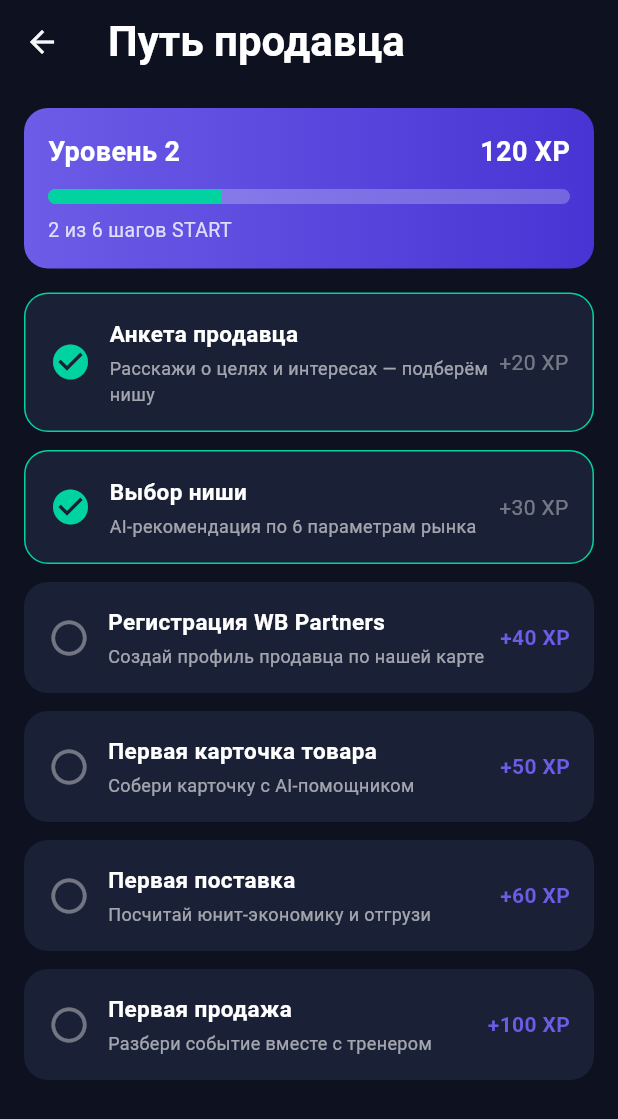
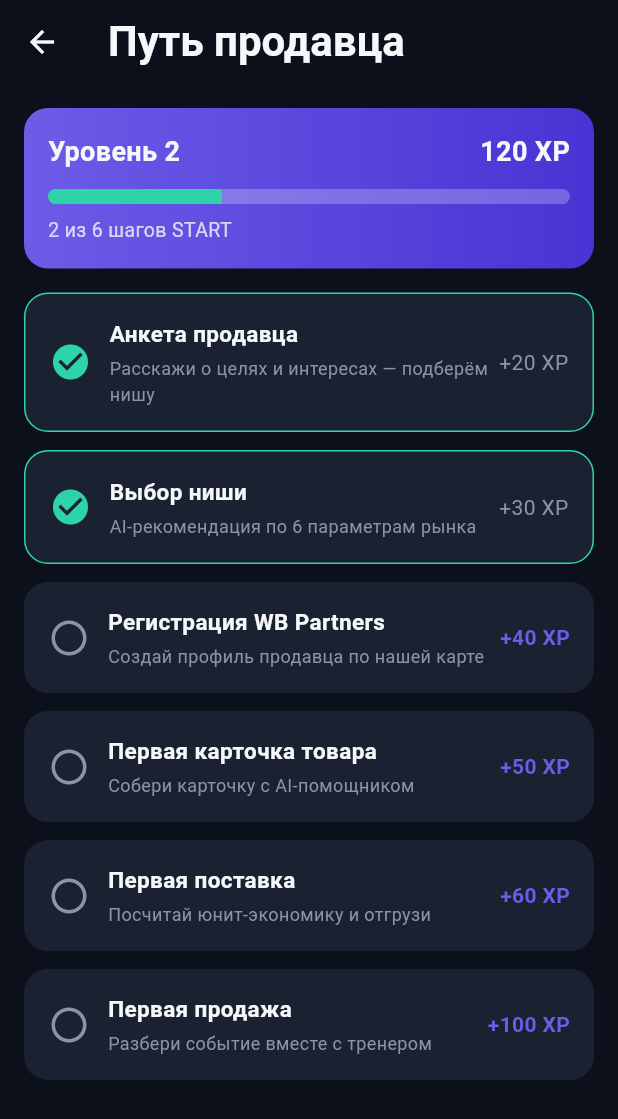
Before and after one commit to SergIS777/marketplace-intel, a Flutter app: the PathScreen screen opened directly, on a phone screen of 412 x 824 dp. Shown: the top 1119 px of the screen. Run offline on Flutter 3.47's test engine with Material 3 defaults, Android fonts, the phone set to English and light mode, and no system bars; missing offline and left inert: dart:html.

Commit message:
refactor: migrate remaining screens to design tokens (AppColors/AppText)

```diff
--- a/app/mobile/lib/screens/path_screen.dart
+++ b/app/mobile/lib/screens/path_screen.dart
@@ -1,4 +1,5 @@
 import 'package:flutter/material.dart';
+import '../theme/app_theme.dart';
 
 class Quest {
   final String title;
@@ -38,10 +39,8 @@ class _PathScreenState extends State<PathScreen> {
   @override
   Widget build(BuildContext context) {
     return Scaffold(
-      backgroundColor: const Color(0xFF0E1220),
       appBar: AppBar(
-        backgroundColor: const Color(0xFF0E1220),
-        title: const Text('Путь продавца', style: TextStyle(color: Colors.white)),
+        title: const Text('Путь продавца'),
       ),
       body: ListView(
         padding: const EdgeInsets.all(16),
@@ -58,7 +57,7 @@ class _PathScreenState extends State<PathScreen> {
     return Container(
       padding: const EdgeInsets.all(16),
       decoration: BoxDecoration(
-        gradient: const LinearGradient(colors: [Color(0xFF6C5CE7), Color(0xFF4834D4)]),
+        gradient: const LinearGradient(colors: [AppColors.primary, Color(0xFF4834D4)]),
         borderRadius: BorderRadius.circular(16),
       ),
       child: Column(
@@ -67,8 +66,8 @@ class _PathScreenState extends State<PathScreen> {
           Row(
             mainAxisAlignment: MainAxisAlignment.spaceBetween,
             children: [
-              Text('Уровень $_level', style: const TextStyle(color: Colors.white, fontSize: 18, fontWeight: FontWeight.bold)),
-              Text('$_xp XP', style: const TextStyle(color: Colors.white, fontSize: 18, fontWeight: FontWeight.bold)),
+              Text('Уровень $_level', style: const TextStyle(color: AppColors.textPrimary, fontSize: 18, fontWeight: FontWeight.bold)),
+              Text('$_xp XP', style: const TextStyle(color: AppColors.textPrimary, fontSize: 18, fontWeight: FontWeight.bold)),
             ],
           ),
           const SizedBox(height: 12),
@@ -78,11 +77,11 @@ class _PathScreenState extends State<PathScreen> {
               value: _doneCount / _quests.length,
               minHeight: 10,
               backgroundColor: Colors.white24,
-              valueColor: const AlwaysStoppedAnimation(Color(0xFF00D2A0)),
+              valueColor: const AlwaysStoppedAnimation(AppColors.success),
             ),
           ),
           const SizedBox(height: 8),
-          Text('$_doneCount из ${_quests.length} шагов START', style: TextStyle(color: Colors.white.withOpacity(0.8), fontSize: 13)),
+          Text('$_doneCount из ${_quests.length} шагов START', style: TextStyle(color: AppColors.textPrimary.withOpacity(0.8), fontSize: 13)),
         ],
       ),
     );
@@ -96,29 +95,29 @@ class _PathScreenState extends State<PathScreen> {
         margin: const EdgeInsets.only(bottom: 12),
         padding: const EdgeInsets.all(16),
         decoration: BoxDecoration(
-          color: const Color(0xFF1A2035),
+          color: AppColors.surface,
           borderRadius: BorderRadius.circular(16),
-          border: q.done ? Border.all(color: const Color(0xFF00D2A0)) : null,
+          border: q.done ? Border.all(color: AppColors.success) : null,
         ),
         child: Row(
           children: [
             Icon(q.done ? Icons.check_circle : Icons.radio_button_unchecked,
-                color: q.done ? const Color(0xFF00D2A0) : Colors.white38, size: 28),
+                color: q.done ? AppColors.success : AppColors.textSecondary, size: 28),
             const SizedBox(width: 12),
             Expanded(
               child: Column(
                 crossAxisAlignment: CrossAxisAlignment.start,
                 children: [
-                  Text(q.title, style: const TextStyle(color: Colors.white, fontSize: 15, fontWeight: FontWeight.w600)),
+                  Text(q.title, style: const TextStyle(color: AppColors.textPrimary, fontSize: 15, fontWeight: FontWeight.w600)),
                   const SizedBox(height: 4),
-                  Text(q.desc, style: TextStyle(color: Colors.white.withOpacity(0.6), fontSize: 12)),
+                  Text(q.desc, style: TextStyle(color: AppColors.textSecondary, fontSize: 12)),
                 ],
               ),
             ),
             Text(
               '+${q.xp} XP',
               style: TextStyle(
-                color: q.done ? Colors.white.withOpacity(0.4) : const Color(0xFF6C5CE7),
+                color: q.done ? AppColors.textSecondary : AppColors.primary,
                 fontSize: 14,
                 fontWeight: q.done ? FontWeight.normal : FontWeight.w600,
               ),
```
Also changed, not shown: app/mobile/lib/screens/profile_screen.dart (+12 -13 lines), app/mobile/lib/screens/store_screen.dart (+7 -8 lines).
